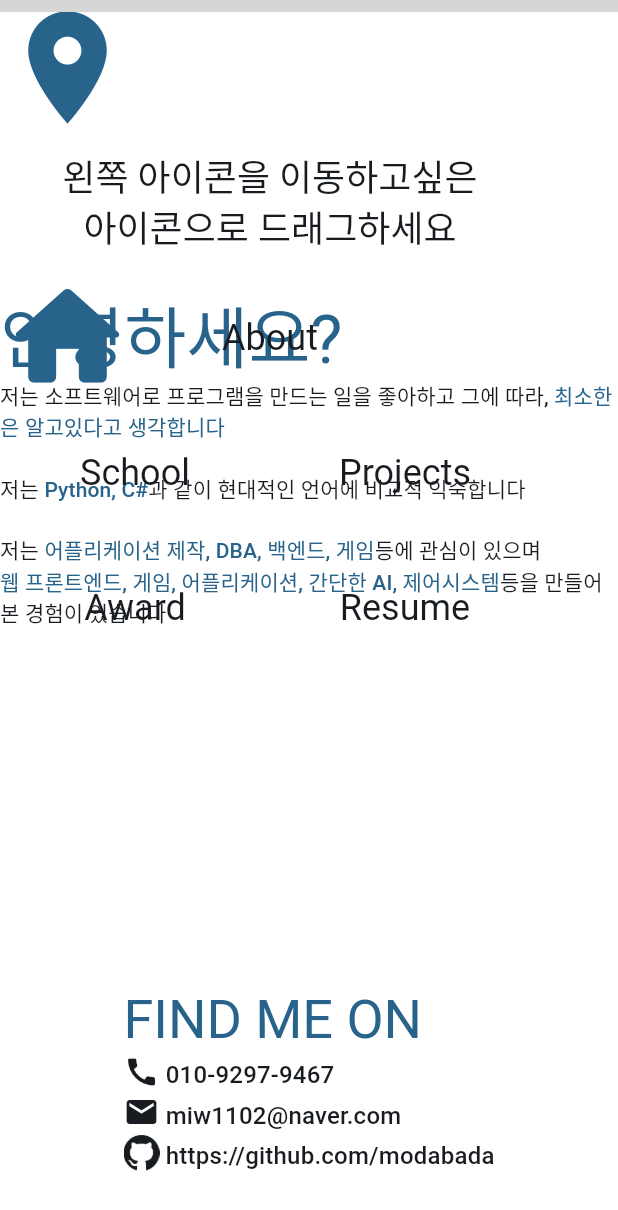
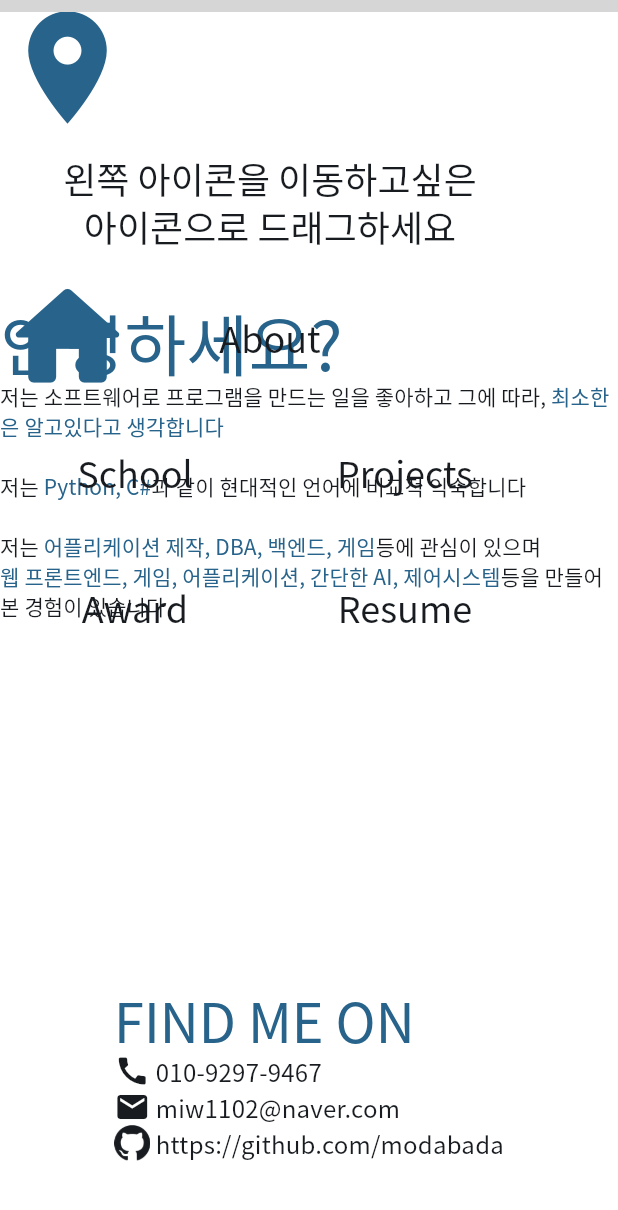
Before and after one commit to modabada/portfolio, a Flutter app: the screen it shows after launch, scrolled down 888 dp, on a phone screen of 412 x 824 dp. Shown: the top 1210 px of the screen. Run offline on Flutter 3.47's test engine with Material 3 defaults, Android fonts, the phone set to English and light mode, and no system bars; our stand-ins replace fluro, flutter_bloc, flutter_svg; missing offline and left inert: korea_regexp; grey boxes are pictures that could not be loaded.

Commit message:
폰트 로딩속도 개선 시도

```diff
--- a/lib/Core/Theme/app_theme.dart
+++ b/lib/Core/Theme/app_theme.dart
@@ -12,6 +12,7 @@ class LightTheme extends AppTheme {
   LightTheme()
       : super(
           theme: ThemeData(
+            fontFamily: 'NotoSansKr',
             useMaterial3: true,
             colorScheme: ColorScheme.fromSeed(
               seedColor: Colors.lightBlue,
@@ -26,6 +27,7 @@ class DarkTheme extends AppTheme {
   DarkTheme()
       : super(
           theme: ThemeData(
+            fontFamily: 'NotoSansKr',
             useMaterial3: true,
             colorScheme: ColorScheme.fromSeed(
               seedColor: Colors.deepPurple,
```
Also changed, not shown: pubspec.yaml (+16 -0 lines), 6 other files.
